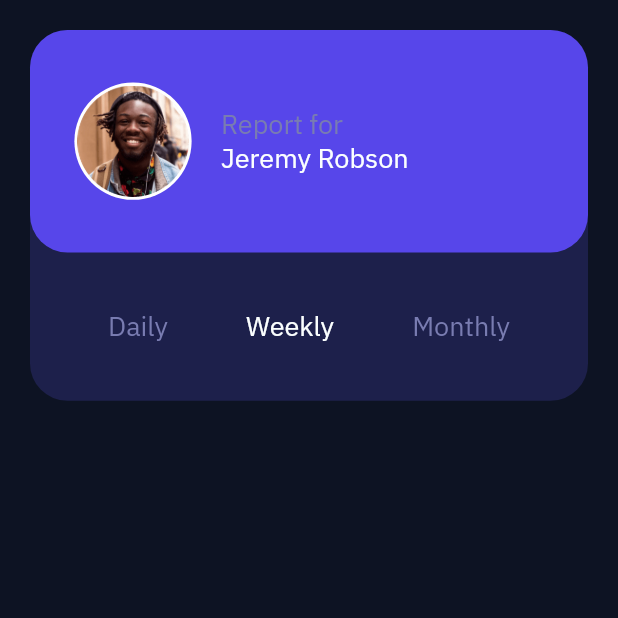
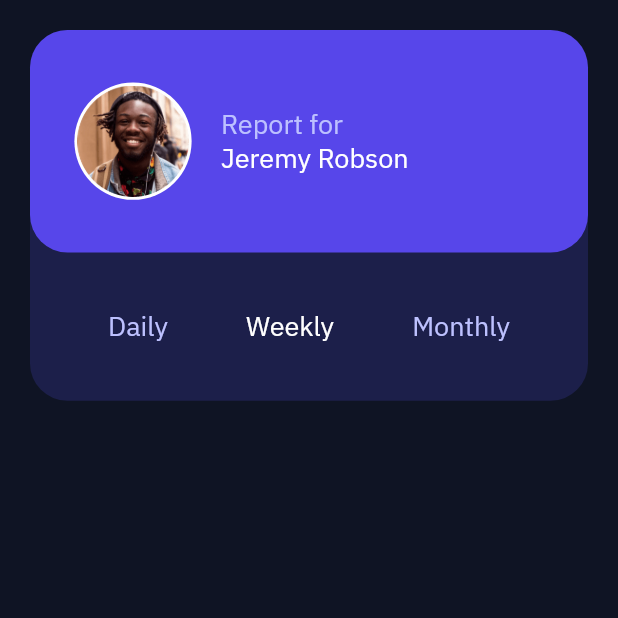
Before and after one commit to MOUKZ/tracker_test, a Flutter app: the screen it shows after launch, on a phone screen of 412 x 824 dp, the top half of it. Run offline on Flutter 3.47's test engine with Material 2 defaults, Android fonts, the light colour scheme and no system bars; our stand-ins replace bot_toast, equatable, flutter_bloc, flutter_svg, responsive_builder; network calls fail.

Commit message:
finish responsivity

```diff
--- a/lib/constants/app_colors.dart
+++ b/lib/constants/app_colors.dart
@@ -1,15 +1,15 @@
 import 'package:flutter/material.dart';
 
 class AppColors {
-  static const backGroundColor = Color(0xFF0d1323);
+  static const backGroundColor = Color(0xFF0f1424);
   static const nameCardPrimary = Color(0xFF5746ea);
-  static const cardSecondary = Color(0xFF1d204b);
+  static const cardSecondary = Color(0xFF1c1f4a);
   static const workCardPrimary = Color(0xFFff8b64);
   static const playCardPrimary = Color(0xFF56c2e6);
-  static const stadyCardPrimary = Color(0xFFff5e7d);
-  static const excerciseCardPrimary = Color(0xFF4bcf83);
-  static const socialCardPrimary = Color(0xFF7235d2);
-  static const selfCareCardPrimary = Color(0xFFf1c75b);
-  static const selectedText = Color(0xFFfbffff);
-  static const unSelectedText = Color(0xFF797cb1);
+  static const stadyCardPrimary = Color(0xFFff5c7c);
+  static const excerciseCardPrimary = Color(0xFF4acf81);
+  static const socialCardPrimary = Color(0xFF7536d3);
+  static const selfCareCardPrimary = Color(0xFFf1c65b);
+  static const selectedText = Color.fromARGB(255, 255, 255, 255);
+  static const unSelectedText = Color(0xFFbdc1ff);
 }
--- a/lib/persentation/pages/home_page.dart
+++ b/lib/persentation/pages/home_page.dart
@@ -25,7 +25,9 @@ class HomePage extends StatelessWidget {
           return Container(color: Colors.red);
         }
         if (sizingInformation.deviceScreenType == DeviceScreenType.tablet) {
-          return Container(color: Colors.green);
+          return DiskTopHomeScreen(
+            size: sizingInformation.screenSize,
+          );
         }
 
         return Container(
--- a/lib/persentation/screens/disktop/disktop_hoem_screen.dart
+++ b/lib/persentation/screens/disktop/disktop_hoem_screen.dart
@@ -1,10 +1,7 @@
 import 'dart:ui';
-
 import 'package:flutter/material.dart';
 import 'package:flutter_bloc/flutter_bloc.dart';
-
 import '../../../logic/activity_bloc/activity_bloc.dart';
-import '../../widgets/activity_card.dart';
 import '../../widgets/activity_card_disktop.dart';
 import '../../widgets/name_card_disktop_widget.dart';
 
@@ -42,7 +39,8 @@ class DiskTopHomeScreen extends StatelessWidget {
                   ),
                   Expanded(
                     child: GridView.builder(
-                      gridDelegate: SliverGridDelegateWithFixedCrossAxisCount(
+                      gridDelegate:
+                          const SliverGridDelegateWithFixedCrossAxisCount(
                         crossAxisCount: 2,
                       ),
                       scrollDirection: Axis.horizontal,
```
Also changed, not shown: lib/persentation/widgets/activity_card_disktop.dart (+14 -11 lines), lib/persentation/widgets/name_card_disktop_widget.dart (+29 -21 lines).
